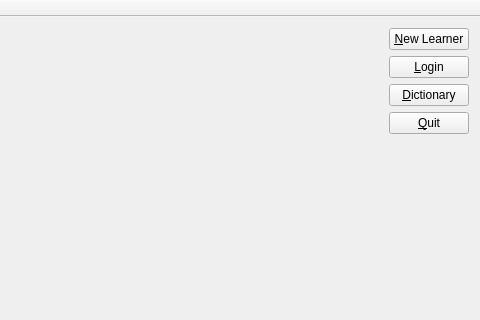
Above: Sources/MainWindow.ui from IvanKosik/ITS before the change; both pictures show x 104 to 584 and y 0 to 320 of the 584 by 458 pixel window. Below: the same form after it.
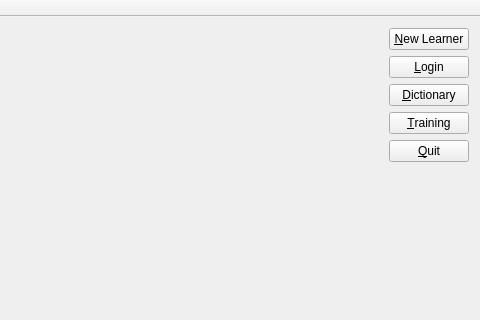
That is the form after the change.

Commit message: Added Training Complexity dialog.

Patch:
```diff
--- a/Sources/MainWindow.ui
+++ b/Sources/MainWindow.ui
@@ -48,6 +48,13 @@
       </property>
      </widget>
     </item>
+    <item alignment="Qt::AlignRight|Qt::AlignTop">
+     <widget class="QPushButton" name="trainingPushButton">
+      <property name="text">
+       <string>&amp;Training</string>
+      </property>
+     </widget>
+    </item>
     <item alignment="Qt::AlignRight">
      <widget class="QPushButton" name="quitPushButton">
       <property name="sizePolicy">
```
The commit also changes 6 other files.
